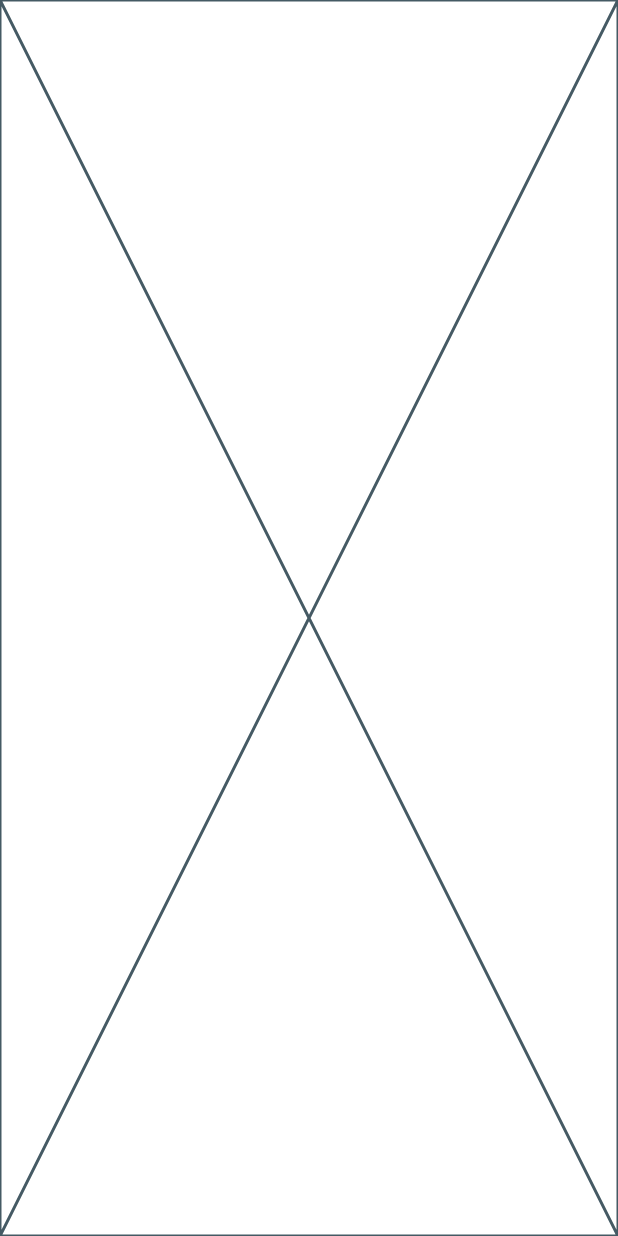
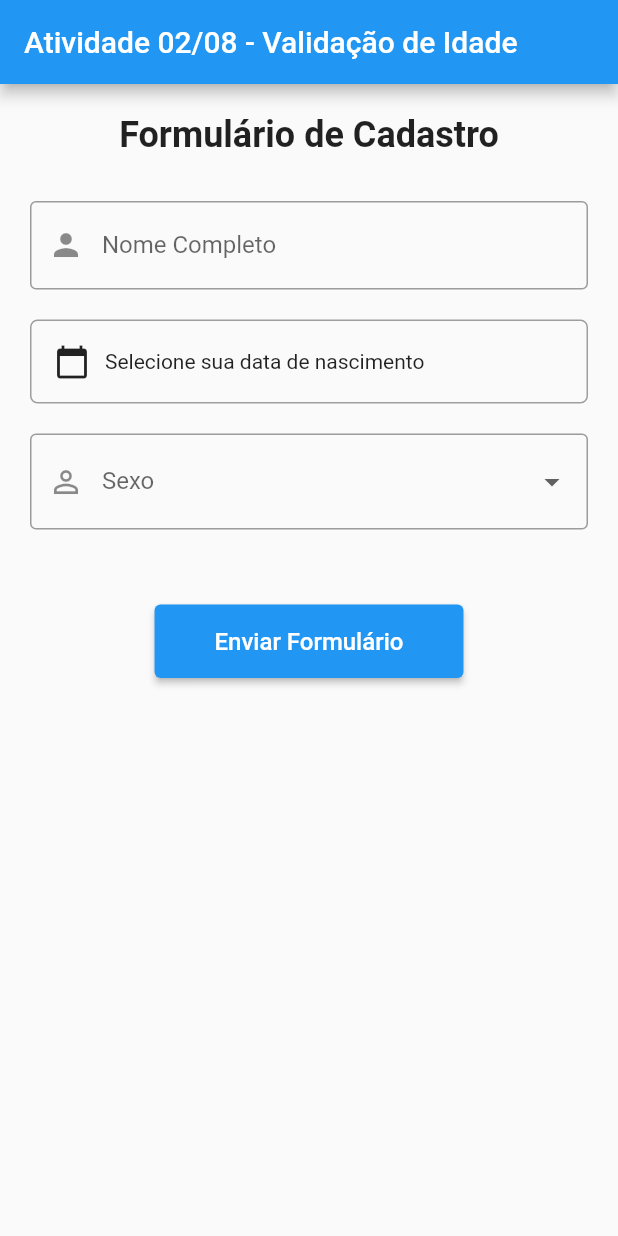
Before and after one commit to marquesvinicius/projetodevmobileunirv, a Flutter app: the screen it shows after launch, on a phone screen of 412 x 824 dp. Run offline on Flutter 3.47's test engine with Material 3 defaults, Android fonts, the phone set to English and light mode, and no system bars.

Commit message:
Adicionando atividade 02-08 formulario atividade

```diff
--- /dev/null
+++ b/lib/atividade02-08.dart
@@ -0,0 +1,200 @@
+import 'package:flutter/material.dart';
+
+class FormularioValidacao extends StatefulWidget {
+  const FormularioValidacao({super.key});
+
+  @override
+  State<FormularioValidacao> createState() => _FormularioValidacaoState();
+}
+
+class _FormularioValidacaoState extends State<FormularioValidacao> {
+  String nome = '';
+  DateTime? dataNascimento;
+  String? sexo;
+  String mensagem = '';
+
+  int calcularIdade() {
+    if (dataNascimento == null) return 0;
+
+    DateTime hoje = DateTime.now();
+    int idade = hoje.year - dataNascimento!.year;
+
+    // Ajusta se ainda não fez aniversário este ano
+    if (hoje.month < dataNascimento!.month ||
+        (hoje.month == dataNascimento!.month && hoje.day < dataNascimento!.day)) {
+      idade--;
+    }
+
+    return idade;
+  }
+
+  void selecionarData() async {
+    DateTime? dataEscolhida = await showDatePicker(
+      context: context,
+      initialDate: DateTime(2000, 1, 1), // Data inicial
+      firstDate: DateTime(1900, 1, 1),    // Data mais antiga permitida
+      lastDate: DateTime.now(),            // Data mais recente permitida
+    );
+
+    if (dataEscolhida != null) {
+      setState(() {
+        dataNascimento = dataEscolhida;
+        verificarIdade();
+      });
+    }
+  }
+
+  void verificarIdade() {
+    int idade = calcularIdade();
+
+    setState(() {
+      if (idade >= 18) {
+        mensagem = '✅ Idade válida! Você tem $idade anos.';
+      } else {
+        mensagem = '❌ Você tem apenas $idade anos. Precisa ter 18 anos ou mais.';
+      }
+    });
+  }
+
+  void enviarFormulario() {
+    if (nome.isEmpty) {
+      mostrarMensagem('Por favor, digite seu nome completo.');
+      return;
+    }
+
+    if (dataNascimento == null) {
+      mostrarMensagem('Por favor, selecione sua data de nascimento.');
+      return;
+    }
+
+    if (sexo == null) {
+      mostrarMensagem('Por favor, selecione seu sexo.');
+      return;
+    }
+
+    int idade = calcularIdade();
+    if (idade < 18) {
+      mostrarMensagem('Você precisa ter 18 anos ou mais para se cadastrar.');
+      return;
+    }
+
+    mostrarMensagem('✅ Formulário enviado com sucesso!');
+  }
+
+  void mostrarMensagem(String texto) {
+    ScaffoldMessenger.of(context).showSnackBar(
+      SnackBar(
+        content: Text(texto),
+        backgroundColor: texto.contains('✅') ? Colors.green : Colors.red,
+      ),
+    );
+  }
+
+  @override
+  Widget build(BuildContext context) {
+    return Scaffold(
+      appBar: AppBar(
+        title: Text('Atividade 02/08 - Validação de Idade'),
+        backgroundColor: Colors.blue,
+        foregroundColor: Colors.white,
+      ),
+      body: Padding(
+        padding: EdgeInsets.all(20),
+        child: Column(
+          children: [
+            // Título
+            Text(
+              'Formulário de Cadastro',
+              style: TextStyle(fontSize: 24, fontWeight: FontWeight.bold),
+            ),
+            SizedBox(height: 30),
+
+            // Campo Nome
+            TextField(
+              decoration: InputDecoration(
+                labelText: 'Nome Completo',
+                border: OutlineInputBorder(),
+                prefixIcon: Icon(Icons.person),
+              ),
+              onChanged: (valor) {
+                nome = valor;
+              },
+            ),
+            SizedBox(height: 20),
+
+            // Campo Data de Nascimento
+            InkWell(
+              onTap: selecionarData,
+              child: Container(
+                padding: EdgeInsets.all(15),
+                decoration: BoxDecoration(
+                  border: Border.all(color: Colors.grey),
+                  borderRadius: BorderRadius.circular(5),
+                ),
+                child: Row(
+                  children: [
+                    Icon(Icons.calendar_today),
+                    SizedBox(width: 10),
+                    Text(
+                      dataNascimento == null
+                          ? 'Selecione sua data de nascimento'
+                          : '${dataNascimento!.day}/${dataNascimento!.month}/${dataNascimento!.year}',
+                    ),
+                  ],
+                ),
+              ),
+            ),
+            SizedBox(height: 20),
+
+            // Campo Sexo
+            DropdownButtonFormField<String>(
+              value: sexo,
+              decoration: InputDecoration(
+                labelText: 'Sexo',
+                border: OutlineInputBorder(),
+                prefixIcon: Icon(Icons.person_outline),
+              ),
+              items: [
+                DropdownMenuItem(value: 'Homem', child: Text('Homem')),
+                DropdownMenuItem(value: 'Mulher', child: Text('Mulher')),
+              ],
+              onChanged: (valor) {
+                setState(() {
+                  sexo = valor;
+                });
+              },
+            ),
+            SizedBox(height: 20),
+
+            // Mensagem de validação
+            if (mensagem.isNotEmpty)
+              Container(
+                padding: EdgeInsets.all(10),
+                decoration: BoxDecoration(
+                  color: mensagem.contains('✅') ? Colors.green[100] : Colors.red[100],
+                  borderRadius: BorderRadius.circular(5),
+                ),
+                child: Text(
+                  mensagem,
+                  style: TextStyle(
+                    color: mensagem.contains('✅') ? Colors.green[800] : Colors.red[800],
+                  ),
+                ),
+              ),
+            SizedBox(height: 30),
+
+            ElevatedButton(
+              onPressed: enviarFormulario,
+              style: ElevatedButton.styleFrom(
+                backgroundColor: Colors.blue,
+                foregroundColor: Colors.white,
+                padding: EdgeInsets.symmetric(horizontal: 40, vertical: 15),
+              ),
+              child: Text('Enviar Formulário', style: TextStyle(fontSize: 16)),
+            ),
+          ],
+        ),
+      ),
+    );
+  }
+}
--- a/lib/main.dart
+++ b/lib/main.dart
@@ -1,6 +1,6 @@
 import 'package:flutter/material.dart';
-import 'package:projetodevmobileunirv/telainicial.dart';
+import 'package:projetodevmobileunirv/atividade02-08.dart';
 
 void main() {
-  runApp(MaterialApp(home: TelaInicial()));
+  runApp(MaterialApp(home: FormularioValidacao(), theme: ThemeData(useMaterial3: false)));
 }
--- a/lib/telainicial.dart
+++ /dev/null
@@ -1,10 +0,0 @@
-import 'package:flutter/material.dart';
-
-class TelaInicial extends StatelessWidget {
-    const TelaInicial({super.key});
-
-    @override
-    Widget build(BuildContext context) {
-        return const Placeholder();
-    }
-}
```
Also changed, not shown: lib/BemVindoWidget.dart (added, +30 -0 lines), lib/primeiraTela.dart (added, +36 -0 lines).
